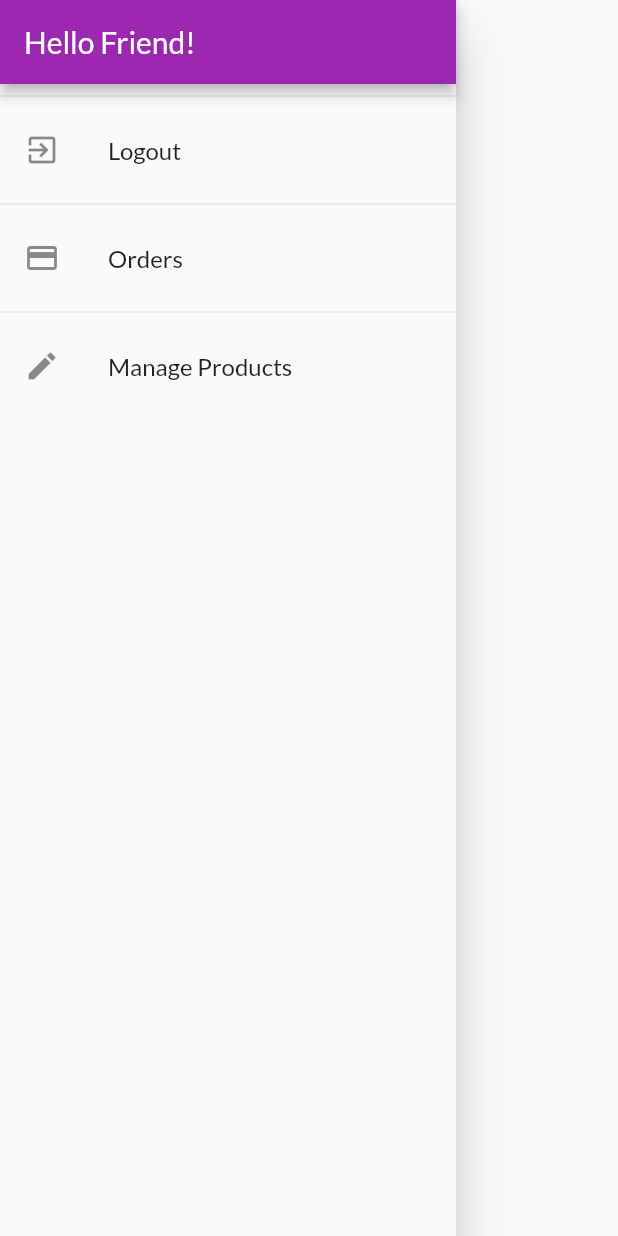
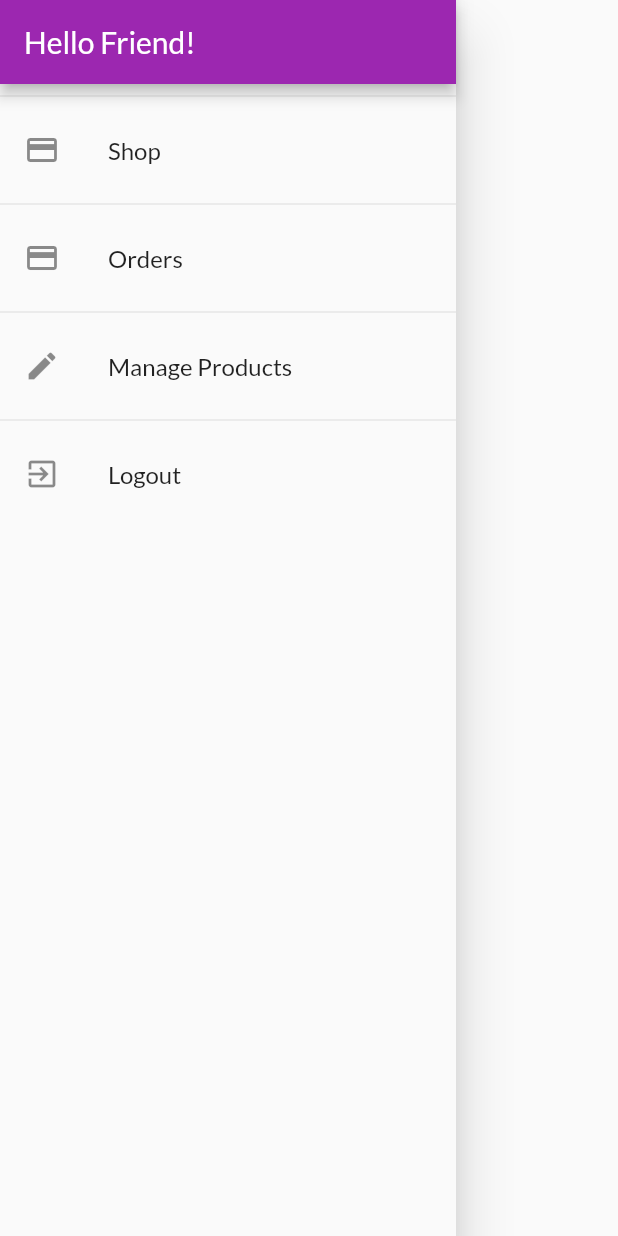
Before and after one commit to TienZona/MyShop, a Flutter app: the AppDrawer widget shown alone on an empty page, opened directly, on a phone screen of 412 x 824 dp. Run offline on Flutter 3.47's test engine with Material 2 defaults, Android fonts, the phone set to English and light mode, and no system bars; our stand-ins replace flutter_dotenv, shared_preferences; accounts and stored records are empty; network calls fail.

Commit message:
fix app_drawer

```diff
--- a/lib/ui/shared/app_drawer.dart
+++ b/lib/ui/shared/app_drawer.dart
@@ -1,4 +1,5 @@
 import 'package:flutter/material.dart';
+import 'package:myapp/ui/products/product_overview_screen.dart';
 import 'package:provider/provider.dart';
 
 import '../auth/auth_manager.dart';
@@ -19,13 +20,11 @@ class AppDrawer extends StatelessWidget {
           ),
           const Divider(),
           ListTile(
-            leading: const Icon(Icons.exit_to_app),
-            title: const Text('Logout'),
-            onTap:  () {
+            leading: const Icon(Icons.payment),
+            title: const Text('Shop'),
+            onTap: () {
               Navigator.of(context)
-                ..pop()
-                ..pushReplacementNamed('/');
-              context.read<AuthManager>().logout();
+                .pushReplacementNamed('/');
             },
           ),
           const Divider(),
@@ -45,7 +44,18 @@ class AppDrawer extends StatelessWidget {
               Navigator.of(context)
                 .pushReplacementNamed(UserProductsScreen.routeName);
             },
-          )
+          ),
+          const Divider(),
+          ListTile(
+            leading: const Icon(Icons.exit_to_app),
+            title: const Text('Logout'),
+            onTap:  () {
+              Navigator.of(context)
+                ..pop()
+                ..pushReplacementNamed('/');
+              context.read<AuthManager>().logout();
+            },
+          ),
         ],
       ),
     );
```
